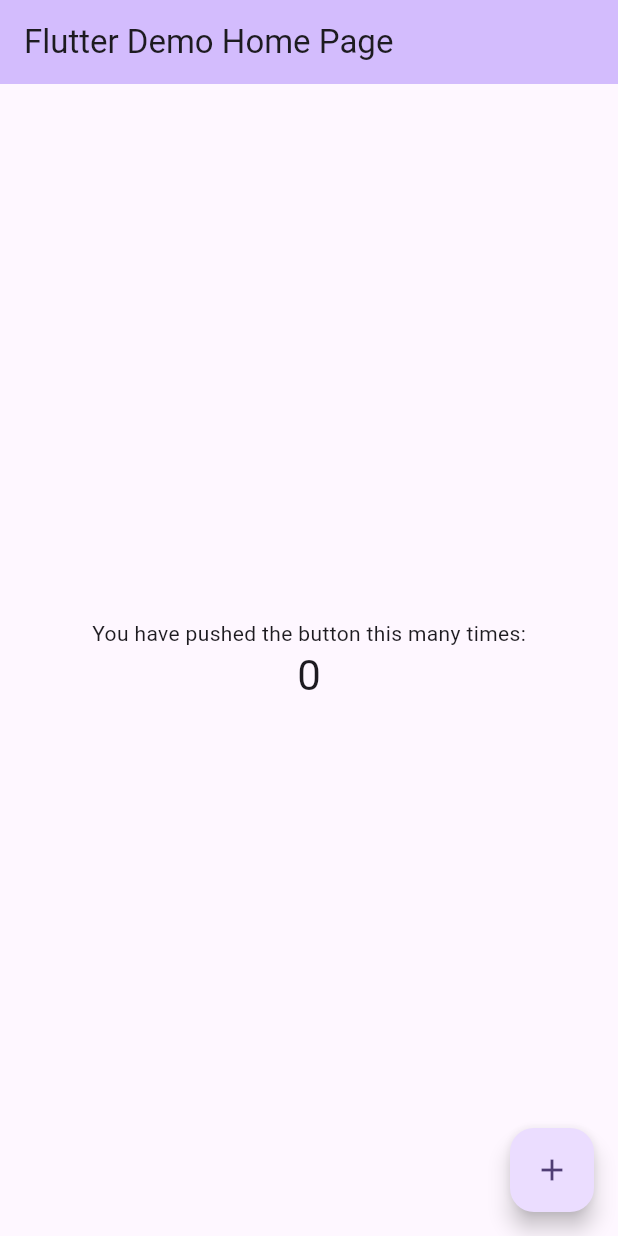
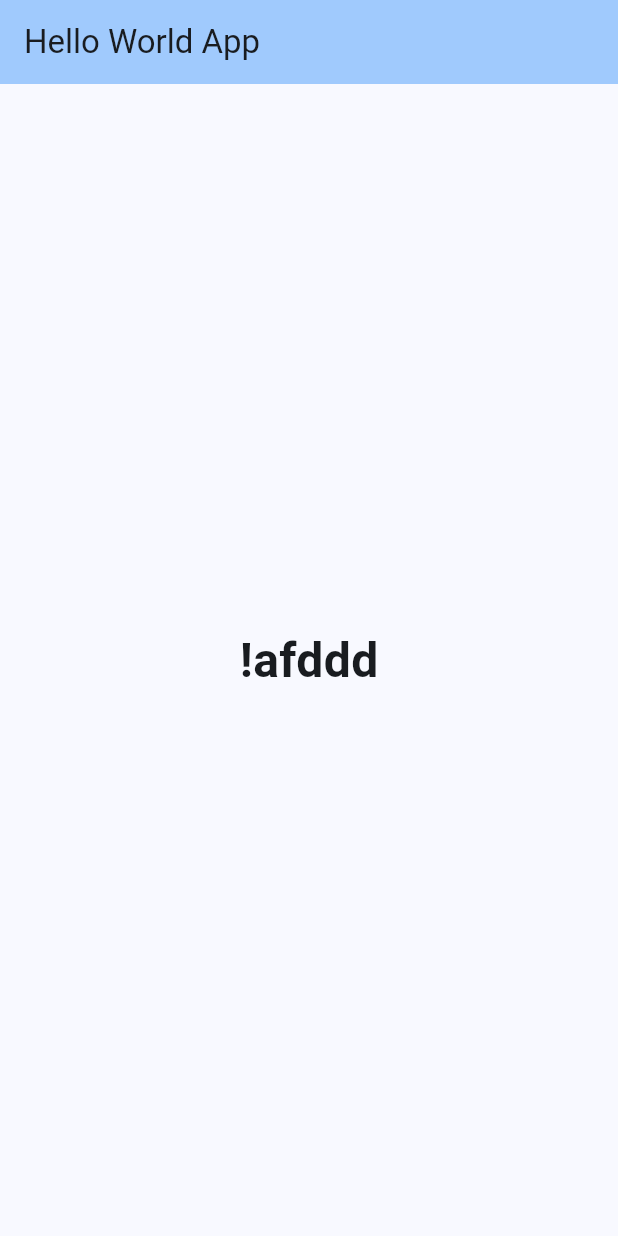
Before and after one commit to kopo-k/Flutter_practice, a Flutter app: the screen it shows after launch, on a phone screen of 412 x 824 dp. Run offline on Flutter 3.47's test engine with Material 3 defaults, Android fonts, the phone set to English and light mode, and no system bars.

Commit message:
テスト成功

```diff
--- a/phase1_basics_practice/hello_world/lib/main.dart
+++ b/phase1_basics_practice/hello_world/lib/main.dart
@@ -7,115 +7,33 @@ void main() {
 class MyApp extends StatelessWidget {
   const MyApp({super.key});
 
-  // This widget is the root of your application.
   @override
   Widget build(BuildContext context) {
     return MaterialApp(
-      title: 'Flutter Demo',
+      title: 'Hello World',
       theme: ThemeData(
-        // This is the theme of your application.
-        //
-        // TRY THIS: Try running your application with "flutter run". You'll see
-        // the application has a purple toolbar. Then, without quitting the app,
-        // try changing the seedColor in the colorScheme below to Colors.green
-        // and then invoke "hot reload" (save your changes or press the "hot
-        // reload" button in a Flutter-supported IDE, or press "r" if you used
-        // the command line to start the app).
-        //
-        // Notice that the counter didn't reset back to zero; the application
-        // state is not lost during the reload. To reset the state, use hot
-        // restart instead.
-        //
-        // This works for code too, not just values: Most code changes can be
-        // tested with just a hot reload.
-        colorScheme: .fromSeed(seedColor: Colors.deepPurple),
+        colorScheme: ColorScheme.fromSeed(seedColor: Colors.blue),
       ),
-      home: const MyHomePage(title: 'Flutter Demo Home Page'),
+      home: const HelloWorldPage(),
     );
   }
 }
 
-class MyHomePage extends StatefulWidget {
-  const MyHomePage({super.key, required this.title});
-
-  // This widget is the home page of your application. It is stateful, meaning
-  // that it has a State object (defined below) that contains fields that affect
-  // how it looks.
-
-  // This class is the configuration for the state. It holds the values (in this
-  // case the title) provided by the parent (in this case the App widget) and
-  // used by the build method of the State. Fields in a Widget subclass are
-  // always marked "final".
-
-  final String title;
-
-  @override
-  State<MyHomePage> createState() => _MyHomePageState();
-}
-
-class _MyHomePageState extends State<MyHomePage> {
-  int _counter = 0;
-
-  void _incrementCounter() {
-    setState(() {
-      // This call to setState tells the Flutter framework that something has
-      // changed in this State, which causes it to rerun the build method below
-      // so that the display can reflect the updated values. If we changed
-      // _counter without calling setState(), then the build method would not be
-      // called again, and so nothing would appear to happen.
-      _counter++;
-    });
-  }
+class HelloWorldPage extends StatelessWidget {
+  const HelloWorldPage({super.key});
 
   @override
   Widget build(BuildContext context) {
-    // This method is rerun every time setState is called, for instance as done
-    // by the _incrementCounter method above.
-    //
-    // The Flutter framework has been optimized to make rerunning build methods
-    // fast, so that you can just rebuild anything that needs updating rather
-    // than having to individually change instances of widgets.
     return Scaffold(
       appBar: AppBar(
-        // TRY THIS: Try changing the color here to a specific color (to
-        // Colors.amber, perhaps?) and trigger a hot reload to see the AppBar
-        // change color while the other colors stay the same.
         backgroundColor: Theme.of(context).colorScheme.inversePrimary,
-        // Here we take the value from the MyHomePage object that was created by
-        // the App.build method, and use it to set our appbar title.
-        title: Text(widget.title),
+        title: const Text('Hello World App'),
       ),
-      body: Center(
-        // Center is a layout widget. It takes a single child and positions it
-        // in the middle of the parent.
-        child: Column(
-          // Column is also a layout widget. It takes a list of children and
-          // arranges them vertically. By default, it sizes itself to fit its
-          // children horizontally, and tries to be as tall as its parent.
-          //
-          // Column has various properties to control how it sizes itself and
-          // how it positions its children. Here we use mainAxisAlignment to
-          // center the children vertically; the main axis here is the vertical
-          // axis because Columns are vertical (the cross axis would be
-          // horizontal).
-          //
-          // TRY THIS: Invoke "debug painting" (choose the "Toggle Debug Paint"
-          // action in the IDE, or press "p" in the console), to see the
-          // wireframe for each widget.
-          mainAxisAlignment: .center,
-          children: [
-            const Text('You have pushed the button this many times:'),
-            Text(
-              '$_counter',
-              style: Theme.of(context).textTheme.headlineMedium,
-            ),
-          ],
+      body: const Center(
+        child: Text(
+          '!afddd',
+          style: TextStyle(fontSize: 32, fontWeight: FontWeight.bold),
         ),
-      ),
-      floatingActionButton: FloatingActionButton(
-        onPressed: _incrementCounter,
-        tooltip: 'Increment',
-        child: const Icon(Icons.add),
       ),
     );
   }
```
